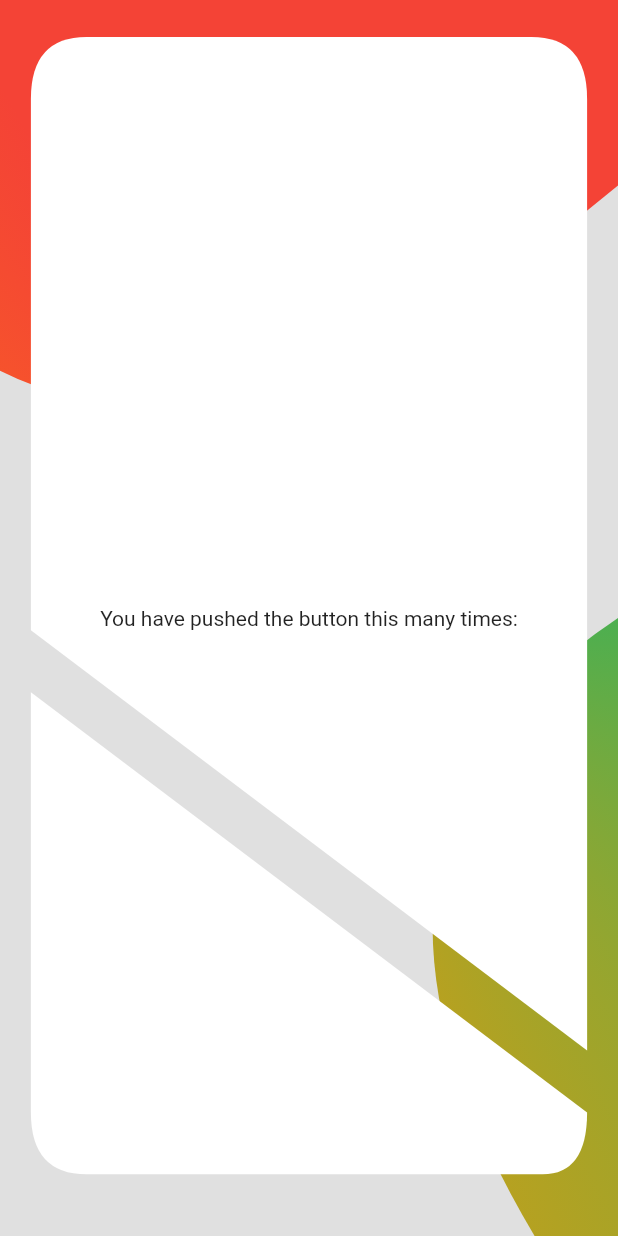
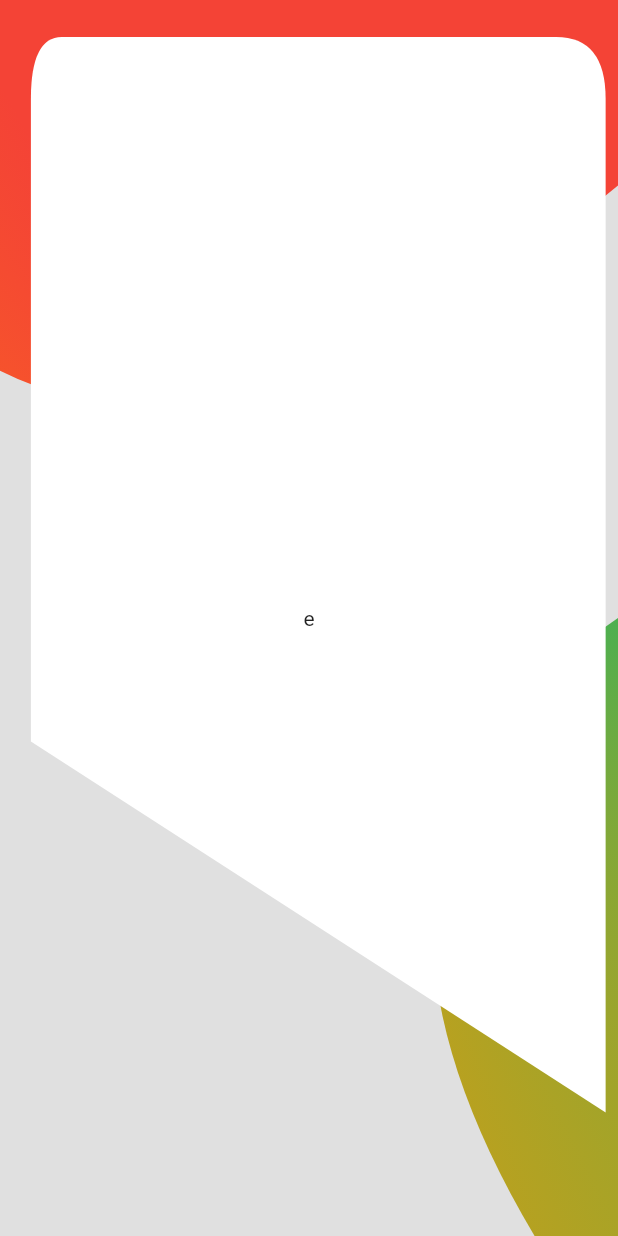
Before and after one commit to juanlatorre/busca_lena, a Flutter app: the screen it shows after launch, on a phone screen of 412 x 824 dp. Run offline on Flutter 3.47's test engine with Material 2 defaults, Android fonts, the phone set to English and light mode, and no system bars.

Commit message:
update(login_box): now it adjust to screen

```diff
--- a/lib/views/login.dart
+++ b/lib/views/login.dart
@@ -12,23 +12,19 @@ class _LoginState extends State<Login> {
   @override
   Widget build(BuildContext context) {
     return Scaffold(
-      body: CustomPaint(
+      body: Container(
+        width: double.infinity,
+        height: double.infinity,
+        child: CustomPaint(
           painter: LoginBackground(),
           child: SafeArea(
-          child: Center(
             child: CustomPaint(
               painter: LoginBox(),
-              child: Container(
-                width: MediaQuery.of(context).size.width * 0.9,
-                height: MediaQuery.of(context).size.height,
               child: Column(
                 mainAxisAlignment: MainAxisAlignment.center,
                 children: <Widget>[
-                    Text(
-                      'You have pushed the button this many times:',
-                    ),
+                  Text("e"),
                 ],
-                ),
               ),
             ),
           ),
```
Also changed, not shown: lib/components/login_box.dart (+16 -12 lines). Lines whose indentation alone changed are shown as unchanged.
